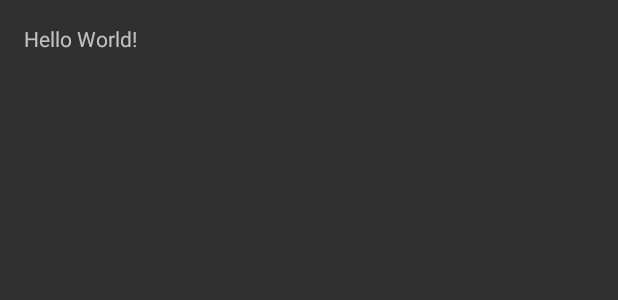
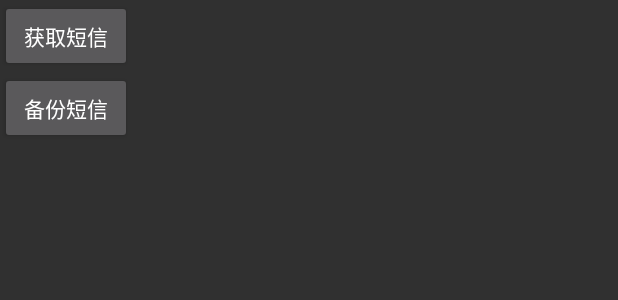
Before and after one commit to anwangwang/SmsBak, an Android app: the layout activity_main.xml on its own in the app's theme, with its tools: preview values and no code run, on a phone screen of 412 x 824 dp. Shown: the top 300 px of the screen. Run offline under Robolectric (Android 15) with nearby library versions, the phone set to English and light mode, and no system bars.

Commit message:
获取系统短信内容

```diff
--- a/app/src/main/AndroidManifest.xml
+++ b/app/src/main/AndroidManifest.xml
@@ -1,6 +1,9 @@
 <?xml version="1.0" encoding="utf-8"?>
 <manifest xmlns:android="http://schemas.android.com/apk/res/android"
     package="com.awwhome.smsbak">
+
+    <uses-permission android:name="android.permission.WRITE_SMS" />
+    <uses-permission android:name="android.permission.READ_SMS" />
 
     <application
         android:allowBackup="true"
--- a/app/src/main/res/layout/activity_main.xml
+++ b/app/src/main/res/layout/activity_main.xml
@@ -1,17 +1,23 @@
 <?xml version="1.0" encoding="utf-8"?>
-<RelativeLayout xmlns:android="http://schemas.android.com/apk/res/android"
+<LinearLayout xmlns:android="http://schemas.android.com/apk/res/android"
     xmlns:tools="http://schemas.android.com/tools"
     android:id="@+id/activity_main"
     android:layout_width="match_parent"
     android:layout_height="match_parent"
-    android:paddingBottom="@dimen/activity_vertical_margin"
-    android:paddingLeft="@dimen/activity_horizontal_margin"
-    android:paddingRight="@dimen/activity_horizontal_margin"
-    android:paddingTop="@dimen/activity_vertical_margin"
-    tools:context="com.awwhome.smsbak.MainActivity">
+    tools:context="com.awwhome.smsbak.MainActivity"
+    android:orientation="vertical"
+    >
 
-    <TextView
+    <Button
         android:layout_width="wrap_content"
         android:layout_height="wrap_content"
-        android:text="Hello World!" />
-</RelativeLayout>
+        android:onClick="getsystemsms"
+        android:text="获取短信" />
+
+    <Button
+        android:layout_width="wrap_content"
+        android:layout_height="wrap_content"
+        android:onClick="backsms"
+        android:text="备份短信" />
+
+</LinearLayout>
```
Also changed, not shown: app/src/main/java/com/awwhome/smsbak/MainActivity.java (+33 -0 lines).
